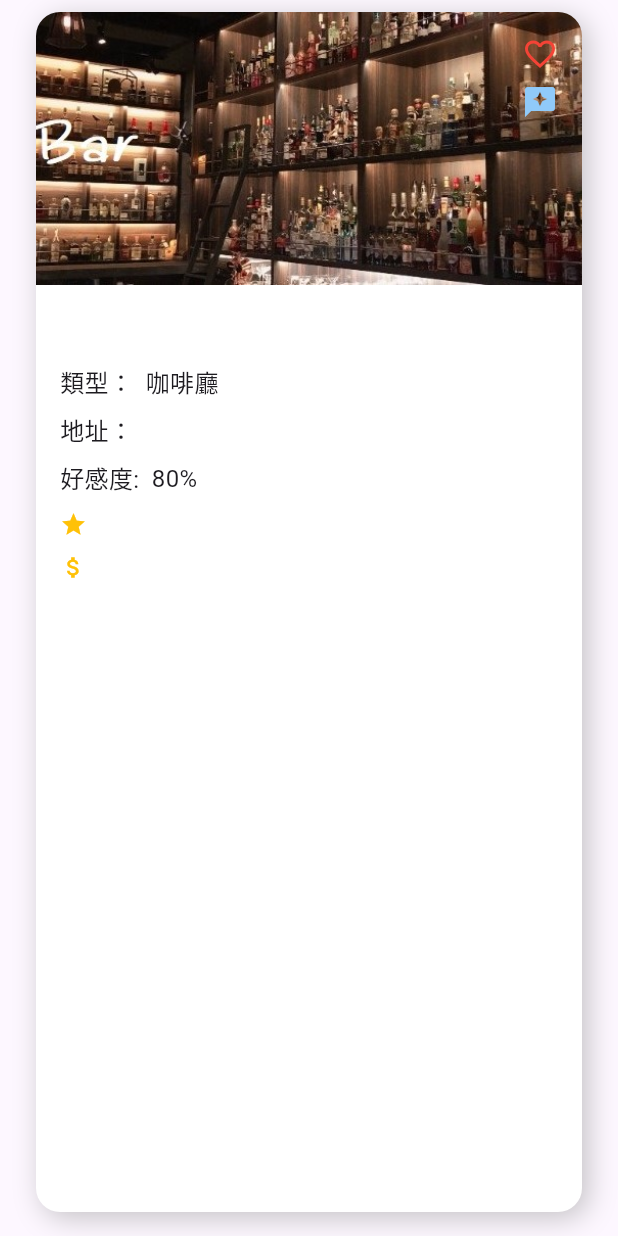
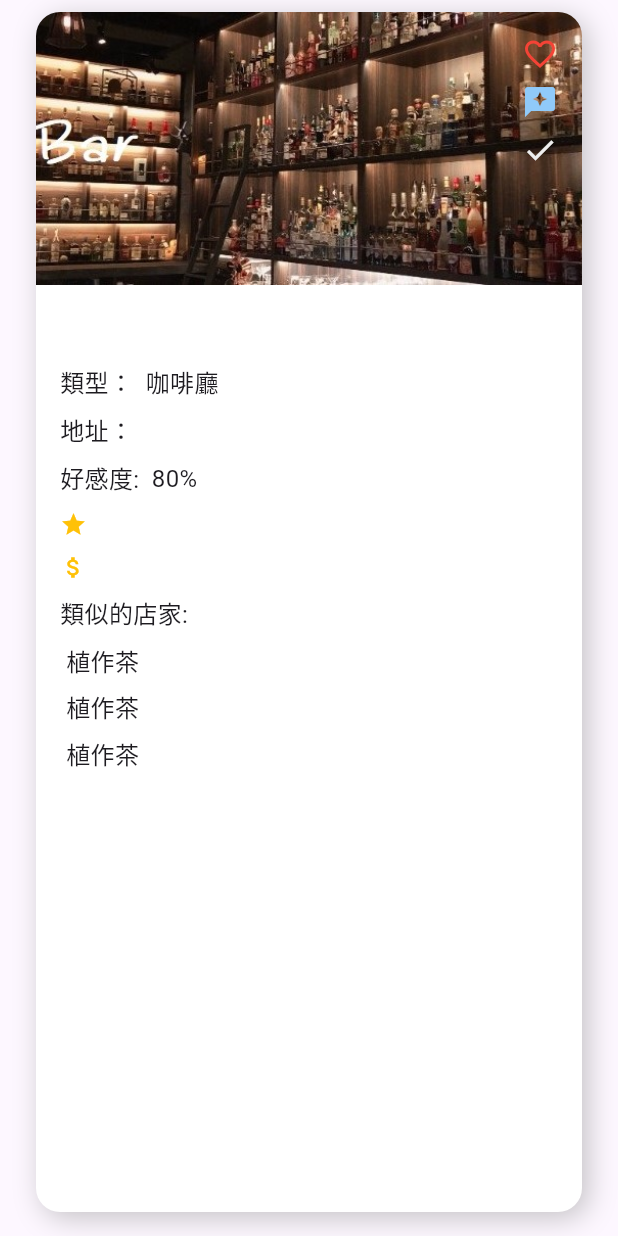
Before and after one commit to chi1027/APP_FinalProject, a Flutter app: the CustomInfoWindow widget shown alone on an empty page, opened directly with empty values, on a phone screen of 412 x 824 dp. Run offline on Flutter 3.47's test engine with Material 2 defaults, Android fonts, the phone set to English and light mode, and no system bars; our stand-ins replace flutter_rating_bar, geolocator, google_maps_flutter; missing offline and left inert: dart:ffi.

Commit message:
Add recommendation in infowindows

```diff
--- a/app/lib/mapPage.dart
+++ b/app/lib/mapPage.dart
@@ -54,7 +54,7 @@ class CustomInfoWindow extends StatefulWidget {
 
 class _CustomInfoWindowState extends State<CustomInfoWindow> {
   bool isFavorite = false;
-
+  bool isCheck = false;
   @override
   Widget build(BuildContext context) {
     return Padding(
@@ -170,6 +170,48 @@ class _CustomInfoWindowState extends State<CustomInfoWindow> {
                                   ),
                                 ],
                               ),
+                              SizedBox(height: 8),
+                              Row(
+                                children: <Widget>[
+                                  Text(
+                                    "類似的店家: ",
+                                    style: TextStyle(fontSize: 16),
+                                  ),
+                                ],
+                              ),
+                              SizedBox(height: 8),
+                              Row(
+                                children: <Widget>[
+                                  SizedBox(width: 4),
+                                  Text(
+                                    "植作茶",
+                                    style: TextStyle(fontSize: 16),
+                                  ),
+                                ],
+                              ),
+                              SizedBox(height: 8),
+                              Row(
+                                children: <Widget>[
+                                  SizedBox(width: 4),
+                                  GestureDetector(
+                                    child: Text(
+                                      "植作茶",
+                                      style: TextStyle(fontSize: 16),
+                                    ),
+                                  ),
+                                ],
+                              ),
+                              SizedBox(height: 8),
+                              Row(
+                                children: <Widget>[
+                                  SizedBox(width: 4),
+                                  Text(
+                                    "植作茶",
+                                    style: TextStyle(fontSize: 16),
+
+                                  ),
+                                ],
+                              ),
                             ],
                           ),
                         ),
@@ -218,6 +260,30 @@ class _CustomInfoWindowState extends State<CustomInfoWindow> {
                         child: Icon(
                           Icons.reviews,
                           color: Colors.blue[200],
+                        ),
+                      ),
+                    ),
+                  ),
+                ),
+                Positioned(
+                  top: 72,
+                  right: 8,
+                  child: Material(
+                    color: Colors.transparent,
+                    child: InkWell(
+                      borderRadius: const BorderRadius.all(
+                        Radius.circular(32.0),
+                      ),
+                      onTap: () {
+                        setState(() {
+                          isCheck = !isCheck;
+                        });
+                      },
+                      child: Padding(
+                        padding: const EdgeInsets.all(8.0),
+                        child: Icon(
+                          Icons.check ,
+                          color: isCheck ?Colors.green: Colors.grey[200],
                         ),
                       ),
                     ),
@@ -294,7 +360,7 @@ class _MapScreenState extends State<MapPage> {
             useRootNavigator: true,
             builder: (BuildContext context) {
               return Container(
-                height: 450, // 设置容器高度
+                height: 600, // 设置容器高度
                 child: CustomInfoWindow(
                   title: mapMarker[i].name,
                   type: mapMarker[i].type,
```
